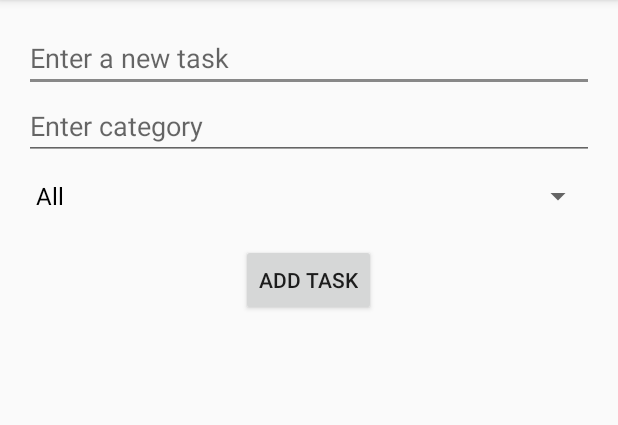
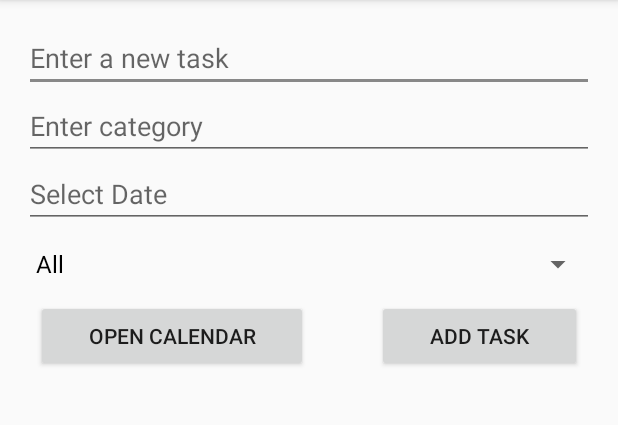
Before and after one commit to LinhGeyer/todolist, an Android app built with Jetpack Compose: the screen it shows after launch (MainActivity), on a phone screen of 412 x 824 dp, the part 84-509 px from its top. Run offline under Robolectric (Android 15) with nearby library versions, the phone set to English and light mode, and no system bars; our stand-ins replace Room's generated code.

Commit message:
added calender and date to tasks, doesn't do anything yet

```diff
--- a/app/src/main/AndroidManifest.xml
+++ b/app/src/main/AndroidManifest.xml
@@ -12,6 +12,8 @@
         android:supportsRtl="true"
         android:theme="@style/Theme.Todolist"
         tools:targetApi="31">
+        <activity android:name=".CalendarActivity"
+            android:theme="@style/AppTheme" />
         <activity
             android:name=".MainActivity"
             android:exported="true"
--- a/app/src/main/java/com/example/todolist/data/AppDatabase.kt
+++ b/app/src/main/java/com/example/todolist/data/AppDatabase.kt
@@ -4,7 +4,7 @@ import androidx.room.Database
 import androidx.room.RoomDatabase
 import com.example.todolist.model.Task
 
-@Database(entities = [Task::class], version = 2, exportSchema = false)
+@Database(entities = [Task::class], version = 3, exportSchema = false)
 abstract class AppDatabase : RoomDatabase() {
     abstract fun taskDao(): TaskDao
 }
--- a/app/src/main/java/com/example/todolist/data/TaskDao.kt
+++ b/app/src/main/java/com/example/todolist/data/TaskDao.kt
@@ -30,4 +30,7 @@ interface TaskDao {
     @Query("SELECT * FROM tasks WHERE category = :category ORDER BY title ASC")
     fun getTasksByCategorySorted(category: String): List<Task>
 
+    @Query("SELECT * FROM tasks WHERE date = :selectedDate")
+    fun getTasksByDate(selectedDate: String): LiveData<List<Task>>
+
 }
--- a/app/src/main/java/com/example/todolist/model/Task.kt
+++ b/app/src/main/java/com/example/todolist/model/Task.kt
@@ -9,4 +9,5 @@ data class Task(
     val title: String,
     var isCompleted: Boolean,
     val category: String,
+    val date: String, //DD/MM/YYYY
 )
--- a/app/src/main/res/layout/activity_main.xml
+++ b/app/src/main/res/layout/activity_main.xml
@@ -1,6 +1,5 @@
 <?xml version="1.0" encoding="utf-8"?>
-<LinearLayout
-    xmlns:android="http://schemas.android.com/apk/res/android"
+<LinearLayout xmlns:android="http://schemas.android.com/apk/res/android"
     android:layout_width="match_parent"
     android:layout_height="match_parent"
     android:orientation="vertical"
@@ -22,20 +21,48 @@
         android:hint="Enter category"
         android:inputType="text" />
 
+    <EditText
+        android:id="@+id/etTaskDate"
+        android:layout_width="match_parent"
+        android:layout_height="wrap_content"
+        android:hint="Select Date"
+        android:focusable="false"
+        android:clickable="true"/>
+
+
     <Spinner
         android:id="@+id/spinnerCategory"
         android:layout_width="match_parent"
         android:layout_height="wrap_content"/>
 
+    <LinearLayout
+        android:layout_width="match_parent"
+        android:layout_height="wrap_content"
+        android:orientation="horizontal">
 
+        <Button
+            android:id="@+id/btnOpenCalendar"
+            android:layout_width="wrap_content"
+            android:layout_height="wrap_content"
+            android:text="Open Calendar"
+            android:layout_weight="1"
+            android:layout_marginStart="8dp"/>
+
+        <View
+            android:layout_width="0dp"
+            android:layout_height="0dp"
+            android:layout_weight="1"/>
     <!-- Button to add the task -->
-    <Button
-        android:id="@+id/btnAddTask"
-        android:layout_width="wrap_content"
-        android:layout_height="wrap_content"
-        android:text="Add Task"
-        android:layout_gravity="center_horizontal"
-        android:layout_marginTop="8dp" />
+        <Button
+            android:id="@+id/btnAddTask"
+            android:layout_width="wrap_content"
+            android:layout_height="wrap_content"
+            android:text="Add Task"
+            android:layout_weight="1"
+            android:layout_marginEnd="8dp"/>
+
+    </LinearLayout>
+
 
     <!-- RecyclerView to display the task list -->
     <androidx.recyclerview.widget.RecyclerView
--- a/app/src/main/res/values/themes.xml
+++ b/app/src/main/res/values/themes.xml
@@ -1,5 +1,5 @@
 <?xml version="1.0" encoding="utf-8"?>
-<resources>
+<resources xmlns:tools="http://schemas.android.com/tools">
 
     <style name="Theme.Todolist" parent="android:Theme.Material.Light.NoActionBar" />
 </resources>
```
Also changed, not shown: app/src/main/java/com/example/todolist/CalenderActivity.kt (added, +22 -0 lines), app/src/main/java/com/example/todolist/MainActivity.kt (+27 -1 lines), app/src/main/res/layout/activity_calendar.xml (added, +14 -0 lines).
